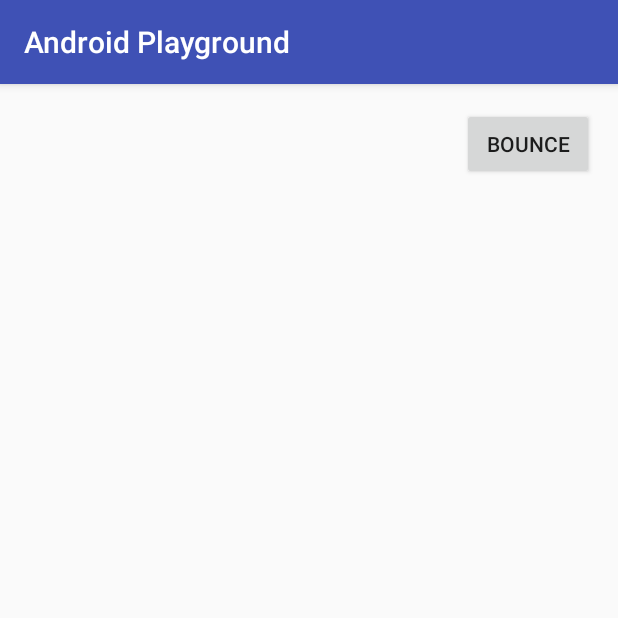
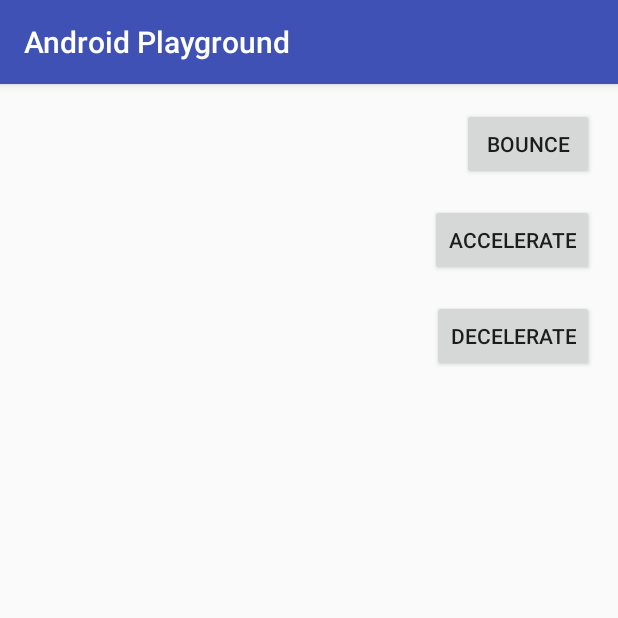
Before and after one commit to dilipkumar4813/Android-Playground, an Android app: the InterpolatorActivity screen opened directly, with no data from a screen before it, after a tap on "BOUNCE", on a phone screen of 412 x 824 dp, the top half of it. Run offline under Robolectric (Android 15) with nearby library versions, the phone set to English and light mode, and no system bars.

Commit message:
Interpolator for accelerate and decelerate

```diff
--- a/app/src/main/java/com/playground/dilip/androidplayground/ConstraintActivity.java
+++ b/app/src/main/java/com/playground/dilip/androidplayground/ConstraintActivity.java
@@ -26,6 +26,7 @@ public class ConstraintActivity extends AppCompatActivity implements View.OnClic
             case R.id.image_interpolator_activity:
                 Intent interpolatorIntent = new Intent(this, InterpolatorActivity.class);
                 startActivity(interpolatorIntent);
+                break;
             case R.id.image_object_animator:
                 Intent intentObjectAnimatorActivity = new Intent(this, ObjectAnimatorActivity.class);
                 startActivity(intentObjectAnimatorActivity);
--- a/app/src/main/java/com/playground/dilip/androidplayground/InterpolatorActivity.java
+++ b/app/src/main/java/com/playground/dilip/androidplayground/InterpolatorActivity.java
@@ -8,7 +8,7 @@ import android.view.animation.AnimationUtils;
 import android.widget.Button;
 import android.widget.ImageView;
 
-public class InterpolatorActivity extends AppCompatActivity implements View.OnClickListener{
+public class InterpolatorActivity extends AppCompatActivity implements View.OnClickListener {
 
     ImageView ivInterpolatorImage;
 
@@ -19,16 +19,30 @@ public class InterpolatorActivity extends AppCompatActivity implements View.OnCl
 
         ivInterpolatorImage = (ImageView) findViewById(R.id.image_interpolator);
 
-        Button button_bounce = (Button) findViewById(R.id.button_bounce);
-        button_bounce.setOnClickListener(this);
+        Button buttonBounce = (Button) findViewById(R.id.button_bounce);
+        buttonBounce.setOnClickListener(this);
+
+        Button buttonAccelerate = (Button) findViewById(R.id.button_accelerate);
+        buttonAccelerate.setOnClickListener(this);
+
+        Button buttonDecelerate = (Button) findViewById(R.id.button_decelerate);
+        buttonDecelerate.setOnClickListener(this);
     }
 
     @Override
     public void onClick(View view) {
-        switch(view.getId()){
+        switch (view.getId()) {
             case R.id.button_bounce:
-                Animation animation = AnimationUtils.loadAnimation(this,R.anim.interpolator_bounce);
+                Animation animation = AnimationUtils.loadAnimation(this, R.anim.interpolator_bounce);
                 ivInterpolatorImage.startAnimation(animation);
+                break;
+            case R.id.button_accelerate:
+                Animation animationAccelerate = AnimationUtils.loadAnimation(this, R.anim.interpolator_accelerate);
+                ivInterpolatorImage.startAnimation(animationAccelerate);
+                break;
+            case R.id.button_decelerate:
+                Animation animationDecelerate = AnimationUtils.loadAnimation(this, R.anim.interpolator_accelerate);
+                ivInterpolatorImage.startAnimation(animationDecelerate);
                 break;
         }
     }
--- /dev/null
+++ b/app/src/main/res/anim/interpolator_accelerate.xml
@@ -0,0 +1,8 @@
+<?xml version="1.0" encoding="utf-8"?>
+<set xmlns:android="http://schemas.android.com/apk/res/android"
+    android:interpolator="@android:anim/accelerate_interpolator">
+    <translate
+        android:duration="2000"
+        android:fromYDelta="-100%p"
+        android:toYDelta="0" />
+</set>
--- /dev/null
+++ b/app/src/main/res/anim/interpolator_decelerate.xml
@@ -0,0 +1,8 @@
+<?xml version="1.0" encoding="utf-8"?>
+<set xmlns:android="http://schemas.android.com/apk/res/android"
+    android:interpolator="@android:anim/decelerate_interpolator">
+    <translate
+        android:duration="2000"
+        android:fromYDelta="-100%p"
+        android:toYDelta="0" />
+</set>
--- a/app/src/main/res/layout/activity_interpolator.xml
+++ b/app/src/main/res/layout/activity_interpolator.xml
@@ -38,4 +38,26 @@
         android:layout_marginRight="16dp"
         tools:text="@string/interpolator_bounce" />
 
+    <Button
+        android:text="Accelerate"
+        android:layout_width="wrap_content"
+        android:layout_height="wrap_content"
+        android:id="@+id/button_accelerate"
+        android:layout_marginEnd="16dp"
+        app:layout_constraintRight_toRightOf="parent"
+        android:layout_marginRight="16dp"
+        android:layout_marginTop="16dp"
+        app:layout_constraintTop_toBottomOf="@+id/button_bounce" />
+
+    <Button
+        android:text="Decelerate"
+        android:layout_width="wrap_content"
+        android:layout_height="wrap_content"
+        android:id="@+id/button_decelerate"
+        android:layout_marginEnd="16dp"
+        app:layout_constraintRight_toRightOf="parent"
+        android:layout_marginRight="16dp"
+        android:layout_marginTop="16dp"
+        app:layout_constraintTop_toBottomOf="@+id/button_accelerate" />
+
 </android.support.constraint.ConstraintLayout>
```
